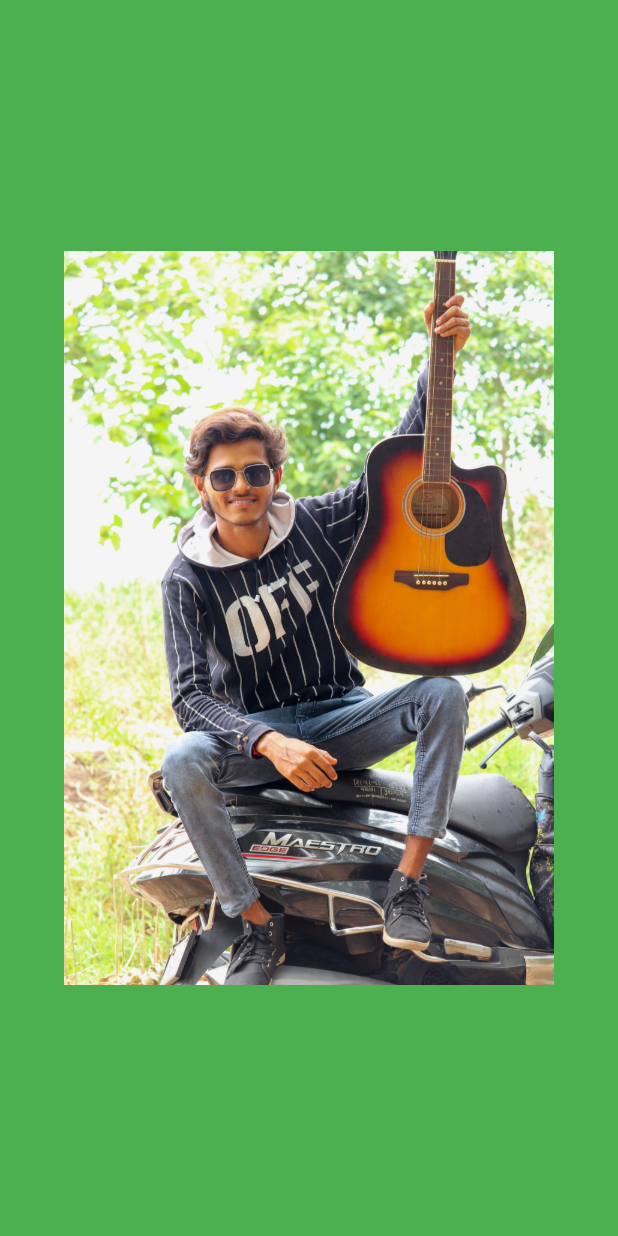
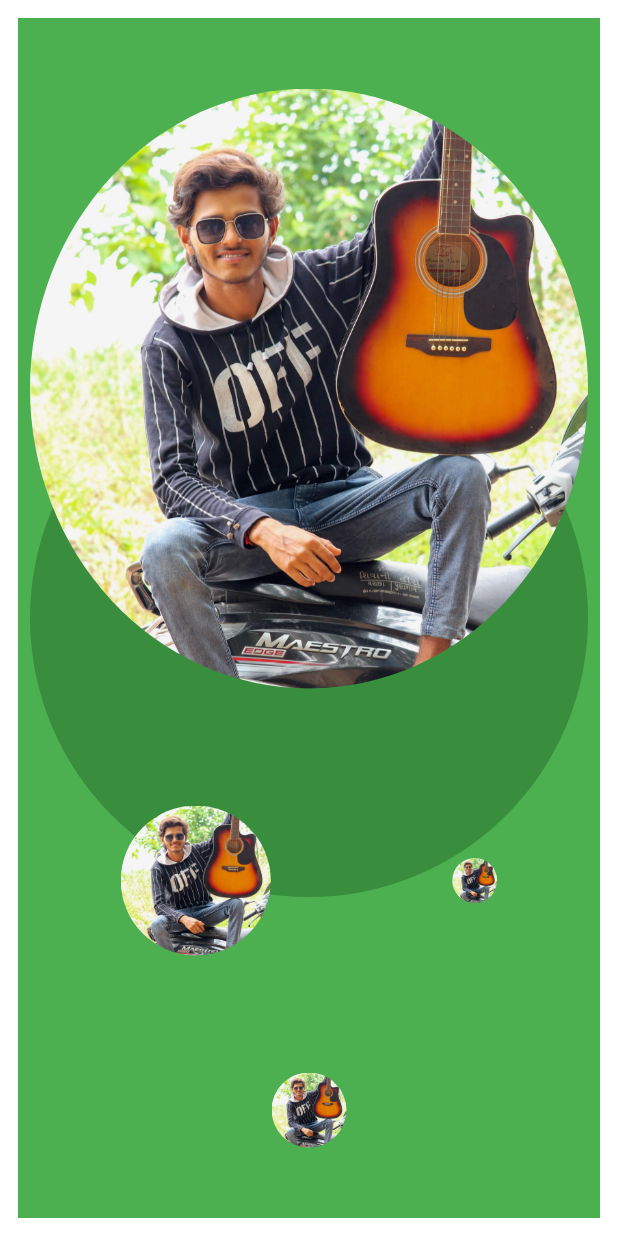
Before and after one commit to gopalkatariya44/ama, a Flutter app: the first screen one second after launch, on a phone screen of 412 x 824 dp. Run offline on Flutter 3.47's test engine with Material 2 defaults, Android fonts, the light colour scheme and no system bars; our stand-ins replace awesome_dialog, image_picker; missing offline and left inert: flutter_simple_calculator.

Commit message:
some Little Change

```diff
--- a/lib/main.dart
+++ b/lib/main.dart
@@ -21,7 +21,7 @@ class MyApp extends StatelessWidget {
       ],
       child: MaterialApp(
         debugShowCheckedModeBanner: false,
-        title: 'Flutter Demo',
+        title: 'Manager',
         theme: ThemeData(
           primarySwatch: Colors.green,
         ),
--- a/lib/screens/SplashScreen/splash_screen.dart
+++ b/lib/screens/SplashScreen/splash_screen.dart
@@ -1,9 +1,5 @@
 import 'dart:async';
-
-import 'package:ama/modal/sareeschanger.dart';
 import 'package:flutter/material.dart';
-import 'package:provider/provider.dart';
-
 import '../../resources/routes.dart';
 
 class SplashScreen extends StatefulWidget {
@@ -25,13 +21,56 @@ class _SplashScreenState extends State<SplashScreen> {
 
   @override
   Widget build(BuildContext context) {
-    return Container(
-      color: Colors.green,
-      child: ClipRRect(
-              borderRadius: BorderRadius.circular(100),
-              child: Image.asset(
-          'assets/images/as1.jpg',
-          scale: 10,
+    return Padding(
+      padding: const EdgeInsets.all(12.0),
+      child: Container(
+        color: Colors.green,
+        child: Padding(
+          padding: const EdgeInsets.all(8.0),
+          child: CircleAvatar(
+            child: Column(
+              mainAxisAlignment: MainAxisAlignment.spaceAround,
+              children: [
+                ClipOval(
+                  child: Image.asset(
+                    'assets/images/as1.jpg',
+                    fit: BoxFit.cover,
+                    width: 400,
+                    height: 400,
+                  ),
+                ),
+                Row(
+                  mainAxisAlignment: MainAxisAlignment.spaceAround,
+                  children: [
+                    ClipOval(
+                      child: Image.asset(
+                        'assets/images/as1.jpg',
+                        fit: BoxFit.cover,
+                        width: 100,
+                        height: 100,
+                      ),
+                    ),
+                    ClipOval(
+                      child: Image.asset(
+                        'assets/images/as1.jpg',
+                        fit: BoxFit.cover,
+                        width: 30,
+                        height: 30,
+                      ),
+                    ),
+                  ],
+                ),
+                ClipOval(
+                  child: Image.asset(
+                    'assets/images/as1.jpg',
+                    fit: BoxFit.cover,
+                    width: 50,
+                    height: 50,
+                  ),
+                ),
+              ],
+            ),
+          ),
         ),
       ),
     );
--- a/pubspec.yaml
+++ b/pubspec.yaml
@@ -35,6 +35,7 @@ dependencies:
   image_cropper: ^1.4.0
   awesome_dialog: ^2.0.0
   flutter_datetime_picker: ^1.5.1
+  intl: ^0.17.0
 
 
 dev_dependencies:
```
Also changed, not shown: lib/screens/BottomNavigationBar/home.dart (+37 -24 lines), lib/screens/addsaree.dart (+8 -14 lines), lib/screens/home_item_details.dart (deleted, +0 -10 lines), lib/screens/item_details.dart (added, +41 -0 lines), pubspec.lock.
